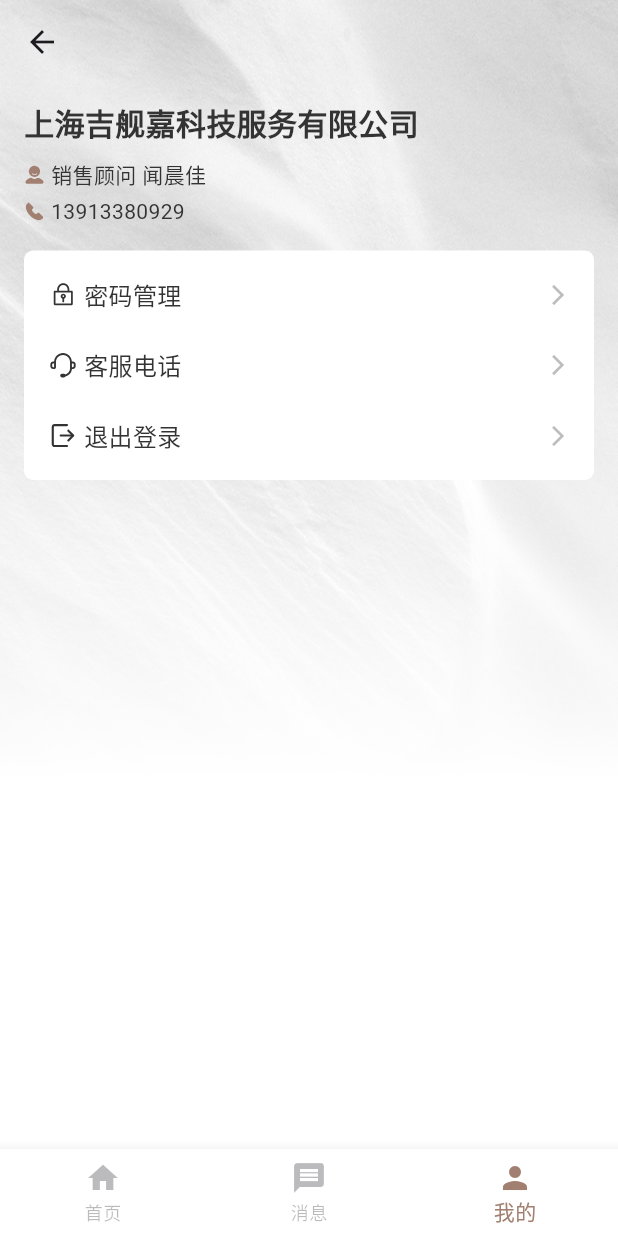
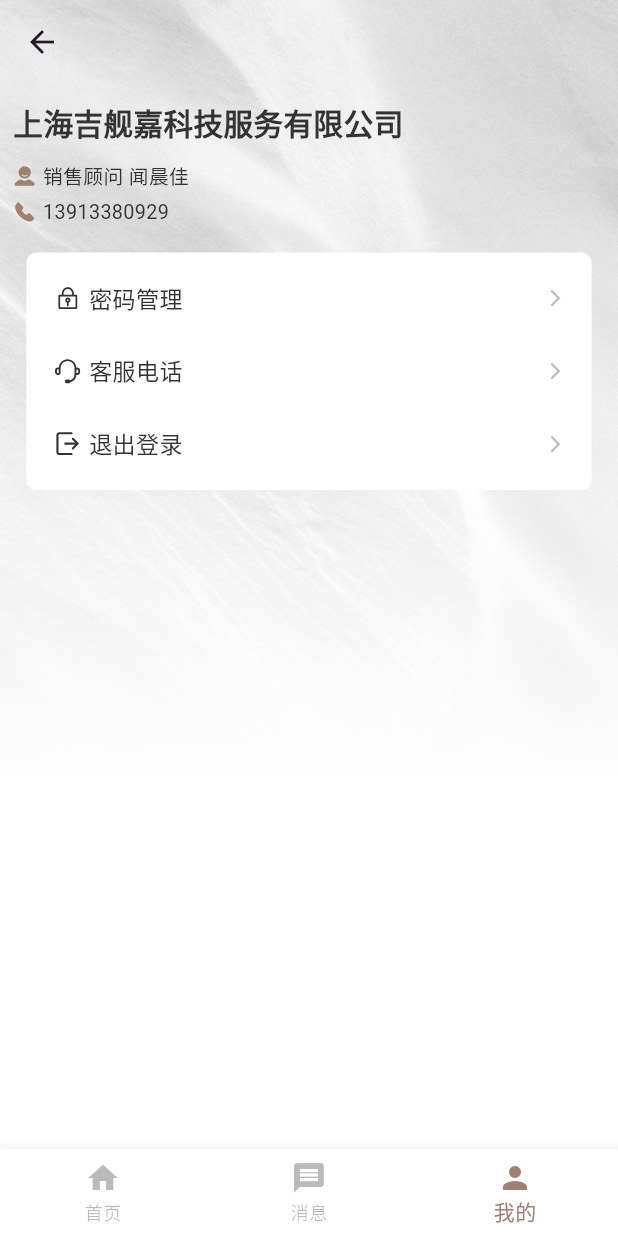
Before and after one commit to jerrywu001/flutter-tpl, a Flutter app: the MineScreen screen opened directly, on a phone screen of 412 x 824 dp. Run offline on Flutter 3.47's test engine with Material 3 defaults, Android fonts, the light colour scheme and no system bars; our stand-ins replace flutter_svg.

Commit message:
rpx feature

```diff
--- a/lib/main.dart
+++ b/lib/main.dart
@@ -2,6 +2,7 @@ import 'package:flutter/material.dart';
 
 import 'config/routes.dart';
 import 'pages/home/index.dart';
+import 'utils/size_fit.dart';
 
 void main() {
   runApp(const MyApp());
@@ -18,6 +19,10 @@ class MyApp extends StatelessWidget {
       //   colorScheme: ColorScheme.fromSeed(seedColor: Colors.deepPurple),
       // ),
       initialRoute: AppRoutes.home,
+      builder: (context, child) {
+        SizeFit.initialize(context);
+        return child ?? const SizedBox.shrink();
+      },
       routes: {
         AppRoutes.home: (context) =>
             const MyHomePage(title: 'Flutter Demo Home Page'),
--- a/lib/pages/home/message_screen.dart
+++ b/lib/pages/home/message_screen.dart
@@ -1,4 +1,5 @@
 import 'package:first_app/main.dart';
+import 'package:first_app/utils/tools.dart';
 import 'package:first_app/widgets/bottom_nav.dart';
 import 'package:flutter/material.dart';
 
@@ -8,16 +9,13 @@ class MessageScreen extends StatelessWidget {
   @override
   Widget build(BuildContext context) {
     return Scaffold(
-      appBar: AppBar(
-        centerTitle: true,
-        title: const Text('消息'),
-      ),
+      appBar: AppBar(centerTitle: true, title: const Text('消息')),
       body: Center(
         child: GestureDetector(
           onTap: () {
             context.findAncestorStateOfType<MyHomePageState>()?.onItemTapped(0);
           },
-          child: const Text('消息页面 - 点击返回首页'),
+          child: Text('消息页面 - 点击返回首页', style: TextStyle(fontSize: 28.rpx)),
         ),
       ),
       bottomNavigationBar: const BottomNav(currentIndex: 1),
--- a/lib/pages/home/mine_screen.dart
+++ b/lib/pages/home/mine_screen.dart
@@ -55,50 +55,50 @@ class _MineScreenState extends State<MineScreen> {
               child: Column(
                 children: [
                   const SizedBox(height: 72),
-                  const Padding(
-                    padding: EdgeInsets.symmetric(horizontal: 16.0),
+                  Padding(
+                    padding: EdgeInsets.symmetric(horizontal: 16.rpx),
                     child: Column(
                       crossAxisAlignment: CrossAxisAlignment.start,
                       children: [
                         Text(
                           '上海吉舰嘉科技服务有限公司',
                           style: TextStyle(
-                            color: Color(0xFF333333),
-                            fontSize: 20,
+                            color: const Color(0xFF333333),
+                            fontSize: 36.rpx,
                             fontWeight: FontWeight.w600,
                             height: 1.0,
                           ),
                         ),
-                        SizedBox(height: 14),
+                        SizedBox(height: 28.rpx),
                         Row(
                           children: [
                             SvgIcon(
                               icon: 'assets/home/icon-user.svg',
-                              size: 14,
+                              size: 28.rpx,
                             ),
-                            SizedBox(width: 4),
+                            SizedBox(width: 8.rpx),
                             Text(
                               '销售顾问 闻晨佳',
                               style: TextStyle(
-                                color: Color(0xFF333333),
-                                fontSize: 14,
+                                color: const Color(0xFF333333),
+                                fontSize: 24.rpx,
                               ),
                             ),
                           ],
                         ),
-                        SizedBox(height: 4),
+                        SizedBox(height: 8.rpx),
                         Row(
                           children: [
                             SvgIcon(
                               icon: 'assets/home/icon-phone.svg',
-                              size: 14,
+                              size: 28.rpx,
                             ),
-                            SizedBox(width: 4),
+                            SizedBox(width: 8.rpx),
                             Text(
                               '13913380929',
                               style: TextStyle(
-                                color: Color(0xFF333333),
-                                fontSize: 14,
+                                color: const Color(0xFF333333),
+                                fontSize: 24.rpx,
                               ),
                             ),
                           ],
@@ -106,20 +106,23 @@ class _MineScreenState extends State<MineScreen> {
                       ],
                     ),
                   ),
-                  const SizedBox(height: 16),
+                  SizedBox(height: 32.rpx),
                   Padding(
-                    padding: const EdgeInsets.symmetric(horizontal: 16.0),
+                    padding: EdgeInsets.symmetric(horizontal: 32.rpx),
                     child: Material(
                       color: Colors.white,
-                      borderRadius: BorderRadius.circular(6),
+                      borderRadius: BorderRadius.circular(12.rpx),
                       child: Column(
                         children: [
-                          const SizedBox(height: 6),
+                          SizedBox(height: 12.rpx),
                           menuItem(
                             icon: 'assets/home/icon-password.svg',
                             title: '密码管理',
                             onTap: () {
-                              Navigator.pushNamed(context, AppRoutes.editPassword);
+                              Navigator.pushNamed(
+                                context,
+                                AppRoutes.editPassword,
+                              );
                             },
                           ),
                           menuItem(
@@ -133,7 +136,7 @@ class _MineScreenState extends State<MineScreen> {
                             onTap: _logout,
                             isLast: true,
                           ),
-                          const SizedBox(height: 6),
+                          SizedBox(height: 12.rpx),
                         ],
                       ),
                     ),
@@ -158,27 +161,23 @@ class _MineScreenState extends State<MineScreen> {
       onTap: onTap,
       splashColor: Colors.grey.withValues(alpha: 0.1),
       child: Padding(
-        padding: const EdgeInsets.symmetric(horizontal: 16.0, vertical: 12.0),
+        padding: EdgeInsets.symmetric(horizontal: 32.rpx, vertical: 24.rpx),
         child: Row(
           children: [
-            SvgIcon(
-              icon: icon,
-              size: 20,
-              color: const Color(0xFF333333),
-            ),
-            const SizedBox(width: 4),
+            SvgIcon(icon: icon, size: 36.rpx, color: const Color(0xFF333333)),
+            SizedBox(width: 8.rpx),
             Text(
               title,
-              style: const TextStyle(
-                color: Color(0xFF333333),
-                fontSize: 16,
+              style: TextStyle(
+                color: const Color(0xFF333333),
+                fontSize: 28.rpx,
                 fontWeight: FontWeight.normal,
               ),
             ),
             const Spacer(),
             Icon(
               Icons.arrow_forward_ios,
-              size: 16,
+              size: 24.rpx,
               color: Colors.grey.shade400,
             ),
           ],
--- /dev/null
+++ b/lib/utils/size_fit.dart
@@ -0,0 +1,19 @@
+import 'package:flutter/material.dart';
+
+class SizeFit {
+  static late double screenWidth; // 逻辑屏幕宽度
+  static late double screenHeight; // 逻辑屏幕高度
+  static late double rpx; // 1rpx 对应的逻辑像素值
+  static late double px; // 1物理像素对应的逻辑像素值（用于处理2倍图、3倍图设计稿）
+
+  static void initialize(BuildContext context, {double standardWidth = 750}) {
+    final mediaQueryData = MediaQuery.of(context);
+    screenWidth = mediaQueryData.size.width;
+    screenHeight = mediaQueryData.size.height;
+    rpx = screenWidth / standardWidth; // 核心公式
+    px = rpx * 2; // 通常以750px宽度的设计稿为标准，其1px对应2rpx
+  }
+
+  static double setRpx(double size) => rpx * size;
+  static double setPx(double size) => px * size;
+}
--- a/lib/utils/tools.dart
+++ b/lib/utils/tools.dart
@@ -1,4 +1,10 @@
 import 'package:flutter/material.dart';
+
+import 'size_fit.dart';
+
+extension NumFit on num {
+  double get rpx => SizeFit.setRpx(toDouble());
+}
 
 /// 显示确认对话框
 Future<bool?> showConfirm(
```
Also changed, not shown: 10 other files.
